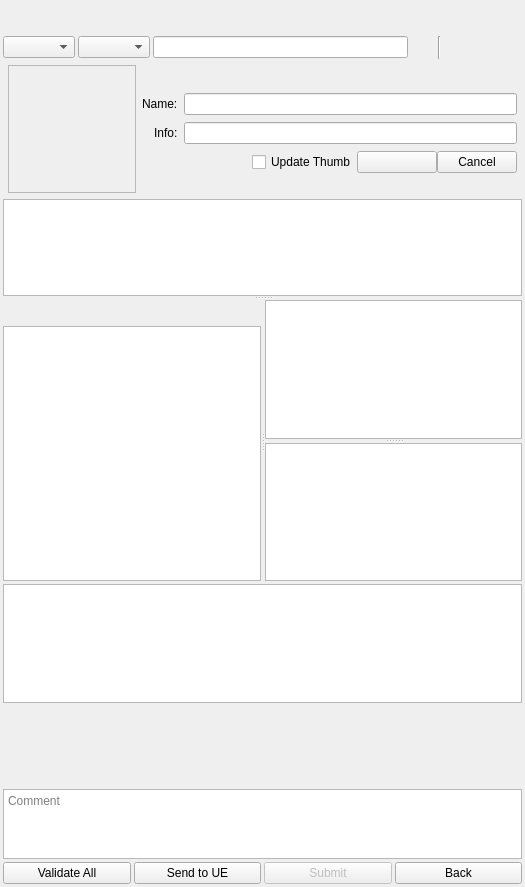
This is maya/ui/main.ui in lonegather/Samkit as Qt 5 draws it before an edit. The edited form follows.
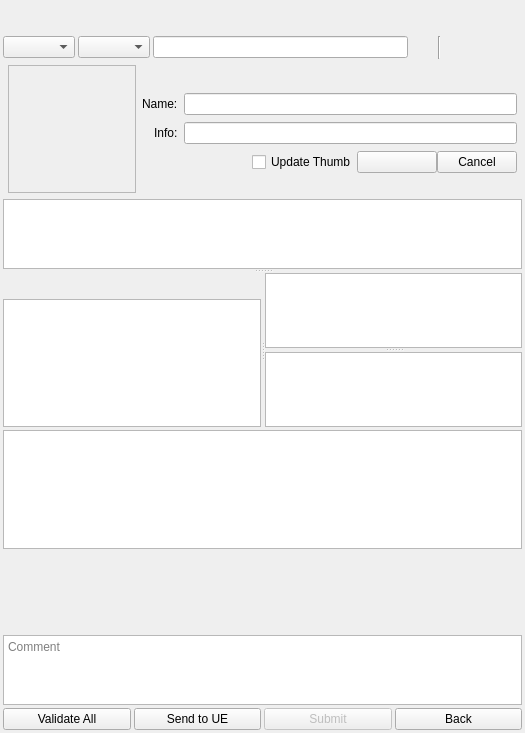
This is the edited form.

What changed in the file:
```diff
--- a/maya/ui/main.ui
+++ b/maya/ui/main.ui
@@ -7,7 +7,7 @@
     <x>0</x>
     <y>0</y>
     <width>525</width>
-    <height>887</height>
+    <height>733</height>
    </rect>
   </property>
   <property name="minimumSize">
@@ -332,7 +332,7 @@
          <property name="childrenCollapsible">
           <bool>false</bool>
          </property>
-         <widget class="QWidget" name="">
+         <widget class="QWidget" name="layoutWidget">
           <layout class="QVBoxLayout" name="verticalLayout_2">
            <property name="spacing">
             <number>3</number>
@@ -342,6 +342,16 @@
              <property name="spacing">
               <number>3</number>
              </property>
+             <item>
+              <widget class="QToolButton" name="tb_batch">
+               <property name="text">
+                <string/>
+               </property>
+               <property name="autoRaise">
+                <bool>true</bool>
+               </property>
+              </widget>
+             </item>
              <item>
               <widget class="QToolButton" name="tb_sync">
                <property name="text">
```
